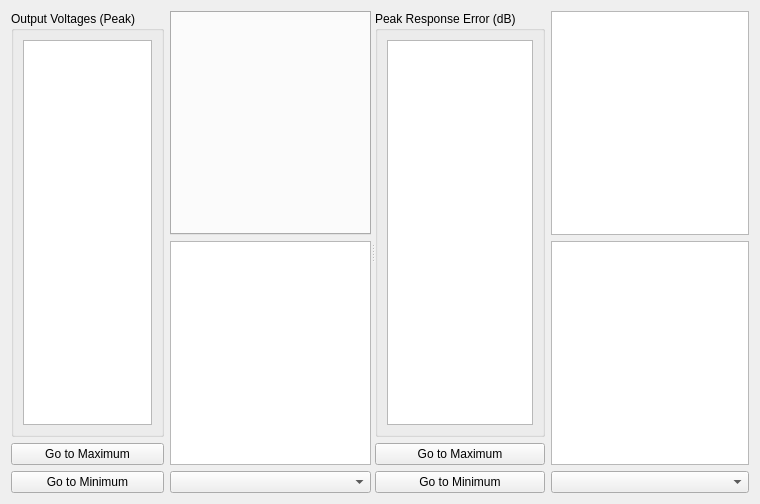
Above: src/rattlesnake/components/srs_sds_prediction_table.ui from sandialabs/rattlesnake-vibration-controller before the change. Below: the same form after it.
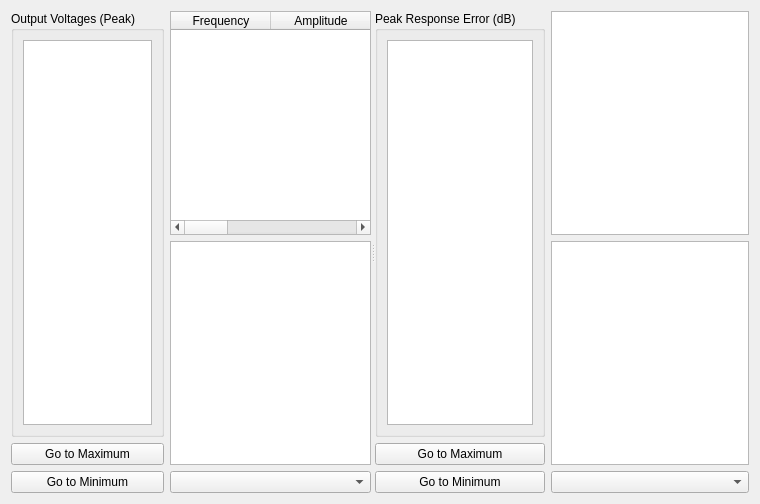
That is the form after the change. Custom widgets are drawn as their Qt base class.

Commit message: Continue working on control law and predictions

Diff of the .ui file:
```diff
--- a/src/rattlesnake/components/srs_sds_prediction_table.ui
+++ b/src/rattlesnake/components/srs_sds_prediction_table.ui
@@ -79,10 +79,27 @@
        <item>
         <layout class="QVBoxLayout" name="excitation_plot_layout">
          <item>
-          <widget class="QTabWidget" name="sds_tab_widget">
-           <property name="currentIndex">
-            <number>-1</number>
-           </property>
+          <widget class="QTableWidget" name="tableWidget">
+           <column>
+            <property name="text">
+             <string>Frequency</string>
+            </property>
+           </column>
+           <column>
+            <property name="text">
+             <string>Amplitude</string>
+            </property>
+           </column>
+           <column>
+            <property name="text">
+             <string>Delay</string>
+            </property>
+           </column>
+           <column>
+            <property name="text">
+             <string>Decay</string>
+            </property>
+           </column>
           </widget>
          </item>
          <item>
```
The commit also changes 4 other files.
